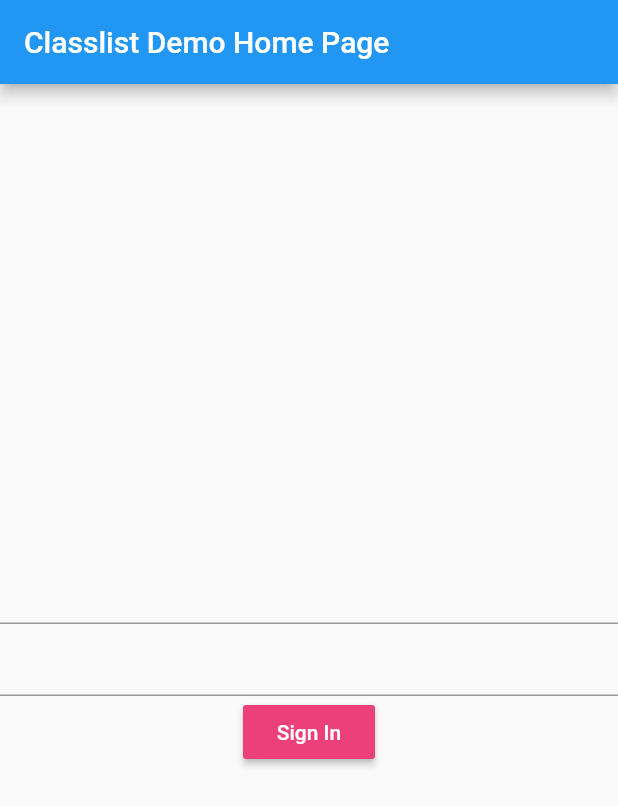
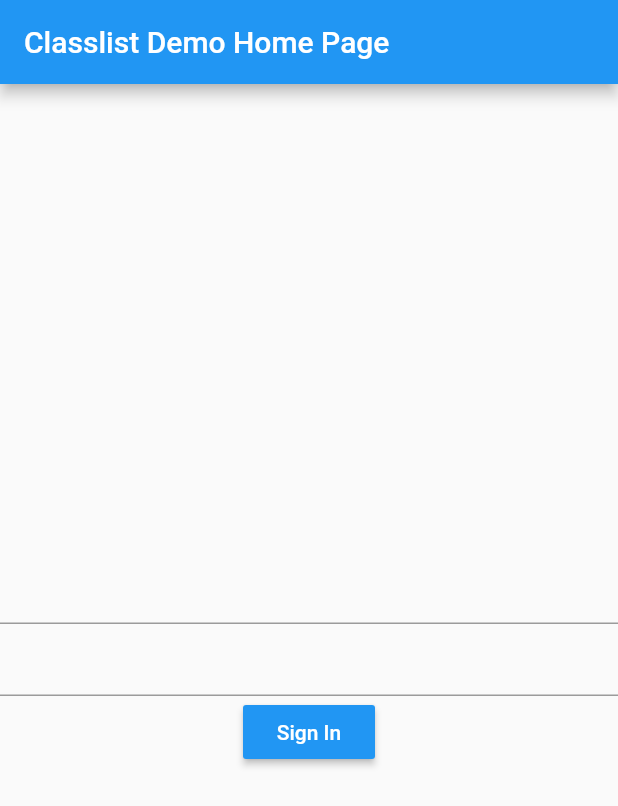
Before and after one commit to gingerkid77/cl_demo_app, a Flutter app: the screen it shows after launch, on a phone screen of 412 x 824 dp. Shown: the top 806 px of the screen. Run offline on Flutter 3.47's test engine with Material 2 defaults, Android fonts, the phone set to English and light mode, and no system bars.

Commit message:
wrapped column in form and container widgets, removed pink from button despite my daughters demands

```diff
--- a/lib/screens/HomePage.dart
+++ b/lib/screens/HomePage.dart
@@ -24,8 +24,9 @@ class _HomePageState extends State<HomePage> {
 
         title: Text(widget.title),
       ),
-      body: Center(
+      body: Container(
 
+        child: Form(
           child: Column(
 
             mainAxisAlignment: MainAxisAlignment.center,
@@ -43,7 +44,7 @@ class _HomePageState extends State<HomePage> {
                 },
               ),
               RaisedButton(
-                color: Colors.pink[400],
+                  color: Colors.blue,
                   child: Text(
                     'Sign In',
                     style: TextStyle(color: Colors.white),
@@ -55,6 +56,7 @@ class _HomePageState extends State<HomePage> {
               ),
             ],
           ),
+        ),
       )
     );
   }
```
Lines whose indentation alone changed are shown as unchanged.
